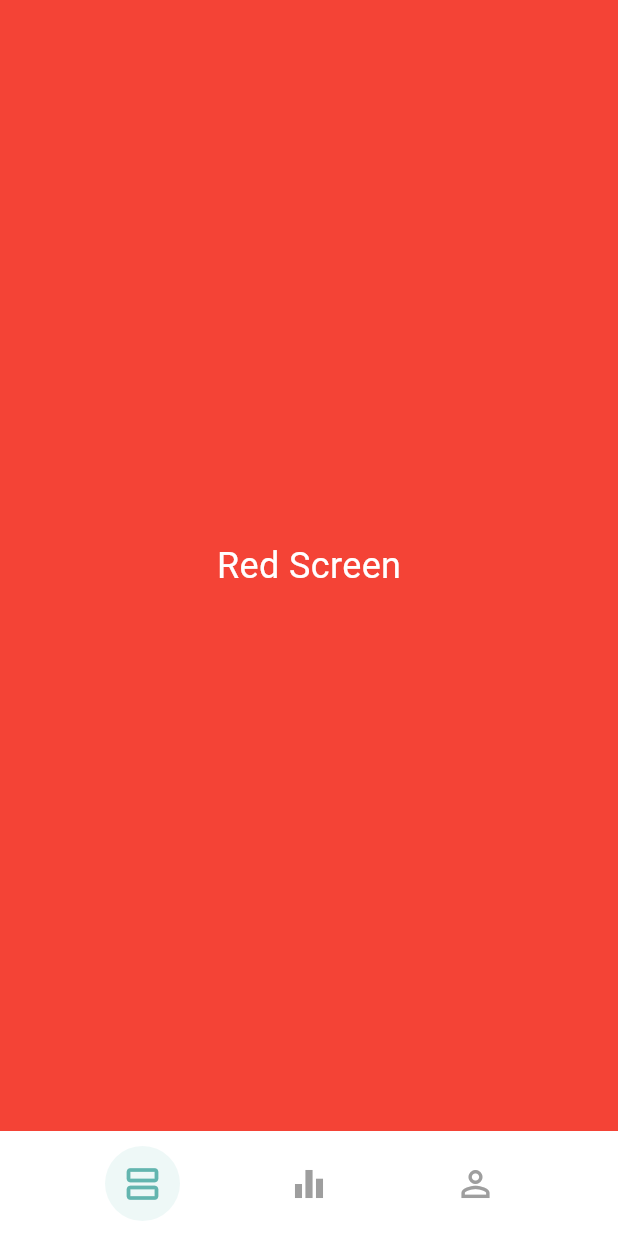
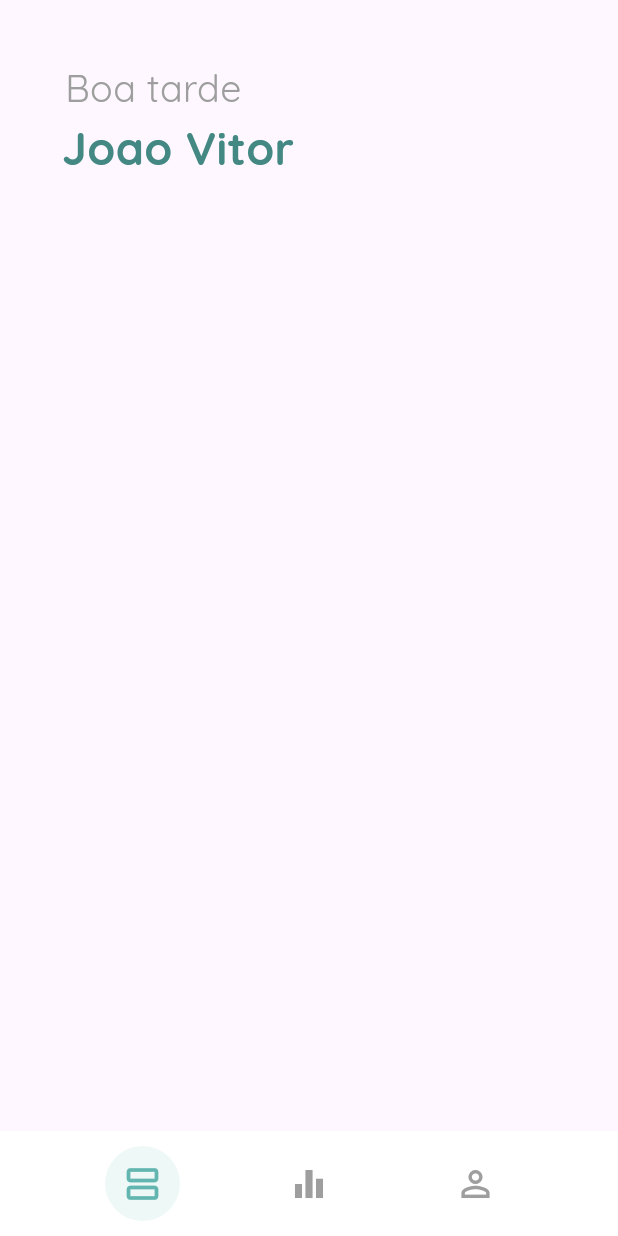
Before and after one commit to FirmianoGit/To-do-tasks-mobile-flutter, a Flutter app: the screen it shows after launch, on a phone screen of 412 x 824 dp. Run offline on Flutter 3.47's test engine with Material 3 defaults, Android fonts, the phone set to English and light mode, and no system bars; our stand-ins replace go_router.

Commit message:
Feat: Começada a criação da página de tasks
Criado o nome do Titulo do topo
<Implementação sem estado no momento>

```diff
--- a/financy/lib/routing/router.dart
+++ b/financy/lib/routing/router.dart
@@ -1,5 +1,6 @@
 import 'package:financy_app/routing/routes.dart';
 import 'package:financy_app/ui/LoginView/widget/login_screen.dart';
+import 'package:financy_app/ui/TasksView/widget/tasks_screen.dart';
 import 'package:financy_app/ui/WelcomeView/welcome_page.dart';
 import 'package:financy_app/ui/core/widgets/App_scaffold.dart';
 import 'package:financy_app/ui/teste/teste.dart';
@@ -13,7 +14,7 @@ const int _transitionDuration = 800;
 // GoRouter configuration
 final router = GoRouter(
   navigatorKey: _rootNavigatorKey,
-  initialLocation: Routes.teste,
+  initialLocation: Routes.tasks,
   routes: [
     GoRoute(
       path: Routes.welcome,
@@ -41,15 +42,21 @@ final router = GoRouter(
       branches: [
         StatefulShellBranch(routes: [
           GoRoute(
-              path: Routes.teste,
+            path: Routes.tasks,
             pageBuilder: (context, state) => CustomTransitionPage(
               key: state.pageKey,
-                child: const RedScreen(),
+              child: const TasksScreen(),
               transitionDuration: const Duration(milliseconds: _transitionDuration),
-                transitionsBuilder:
-                    (context, animation, secondaryAnimation, child) {
-                  return FadeTransition(
-                    opacity: animation,
+              transitionsBuilder: (context, animation, secondaryAnimation, child) {
+                const begin = Offset(1.0, 0.0);
+                const end = Offset.zero;
+                const curve = Curves.ease;
+
+                final tween = Tween(begin: begin, end: end)
+                    .chain(CurveTween(curve: curve));
+
+                return SlideTransition(
+                  position: animation.drive(tween),
                   child: child,
                 );
               },
@@ -63,10 +70,16 @@ final router = GoRouter(
               key: state.pageKey,
               child: const BlueScreen(),
               transitionDuration: const Duration(milliseconds: _transitionDuration),
-                transitionsBuilder:
-                    (context, animation, secondaryAnimation, child) {
-                  return FadeTransition(
-                    opacity: animation,
+              transitionsBuilder: (context, animation, secondaryAnimation, child) {
+                const begin = Offset(1.0, 0.0);
+                const end = Offset.zero;
+                const curve = Curves.ease;
+
+                final tween = Tween(begin: begin, end: end)
+                    .chain(CurveTween(curve: curve));
+
+                return SlideTransition(
+                  position: animation.drive(tween),
                   child: child,
                 );
               },
@@ -80,17 +93,23 @@ final router = GoRouter(
               key: state.pageKey,
               child: const GreenScreen(),
               transitionDuration: const Duration(milliseconds: _transitionDuration),
-                transitionsBuilder:
-                    (context, animation, secondaryAnimation, child) {
-                  return FadeTransition(
-                    opacity: animation,
+              transitionsBuilder: (context, animation, secondaryAnimation, child) {
+                const begin = Offset(1.0, 0.0);
+                const end = Offset.zero;
+                const curve = Curves.ease;
+
+                final tween = Tween(begin: begin, end: end)
+                    .chain(CurveTween(curve: curve));
+
+                return SlideTransition(
+                  position: animation.drive(tween),
                   child: child,
                 );
               },
             ),
           ),
         ]),
-
-        ])
+      ],
+    ),
   ],
 );
--- a/financy/lib/routing/routes.dart
+++ b/financy/lib/routing/routes.dart
@@ -5,4 +5,6 @@ abstract final class Routes {
   static const teste = '/teste';
   static const teste1 = '/teste1';
   static const teste2 = '/teste2';
+  static const tasks = '/tasks';
+
 }
--- /dev/null
+++ b/financy/lib/ui/TasksView/widget/tasks_screen.dart
@@ -0,0 +1,38 @@
+import 'package:financy_app/ui/core/theme/app_colors.dart';
+import 'package:financy_app/ui/core/theme/app_text_styles.dart';
+import 'package:flutter/material.dart';
+
+class TasksScreen extends StatelessWidget {
+  const TasksScreen({super.key});
+
+  @override
+  Widget build(BuildContext context) {
+    final screenWidth = MediaQuery.of(context).size.width;
+    final screenHeight = MediaQuery.of(context).size.height;
+    return Column(
+      children: [
+        Align(
+          alignment: Alignment.topLeft,
+          child: Column(children: [
+            Padding(
+              padding: EdgeInsets.only(
+                  top: screenHeight * 0.05, left: screenHeight * 0.01),
+              child: Text(
+                'Boa tarde',
+                style: AppTextStyles.thinText.copyWith(
+                  fontSize: 25,
+                  color: Colors.grey,
+                ),
+              ),
+            ),
+            Padding(
+              padding: EdgeInsets.only(left: screenHeight * 0.05),
+              child: Text('Joao Vitor',
+              style: AppTextStyles.bigText.copyWith(color: AppColors.greenLightTwo, fontSize: 30)),
+            )
+          ]),
+        )
+      ],
+    );
+  }
+}
--- a/financy/lib/ui/core/theme/app_colors.dart
+++ b/financy/lib/ui/core/theme/app_colors.dart
@@ -7,7 +7,7 @@ class AppColors {
   static const Color greenLightTwo = Color(0xFF438883);
   static const Color greenWhite = Color(0xFFEEF8F7);
   static const Color white = Color(0xFFFFFFFF);
-  static const List<Color> greenGradient = [
+  static const List<Color> greenwGradient = [
     Color(0xFF63B5AF),
     Color(0xFF438883)
   ];
--- a/financy/pubspec.yaml
+++ b/financy/pubspec.yaml
@@ -13,6 +13,7 @@ dependencies:
   flutter_svg: ^2.0.7
   cupertino_icons: ^1.0.8
   go_router: ^14.8.1
+  go_transitions: ^0.8.1
 
 dev_dependencies:
   flutter_launcher_icons: ^0.14.3
```
Also changed, not shown: financy/lib/ui/TaskListView/widget/taskList_screen.dart (deleted, +0 -11 lines), financy/pubspec.lock. Lines whose indentation alone changed are shown as unchanged.
